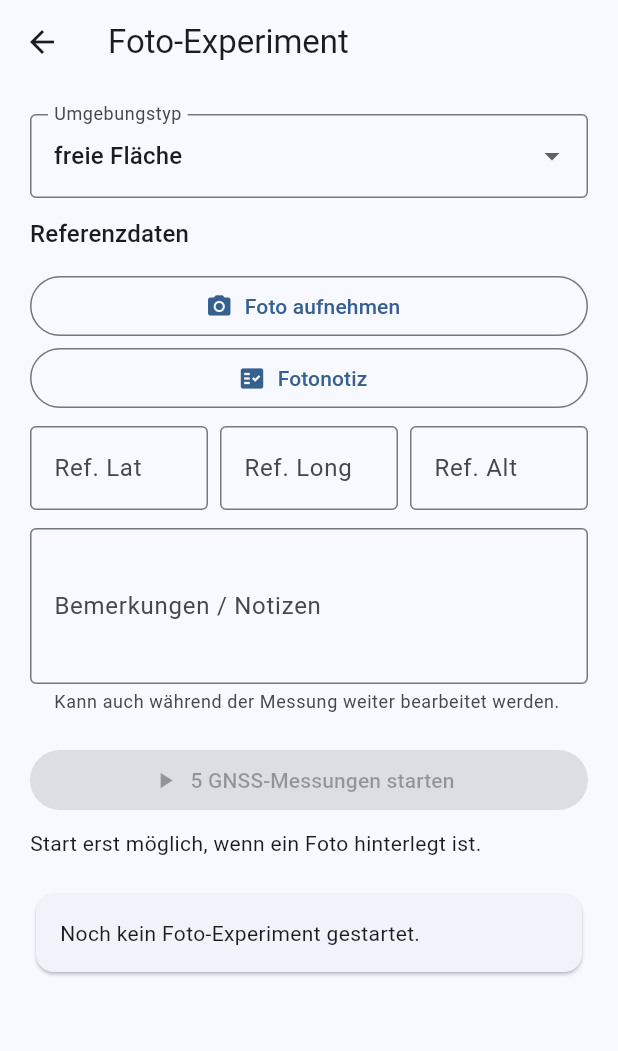
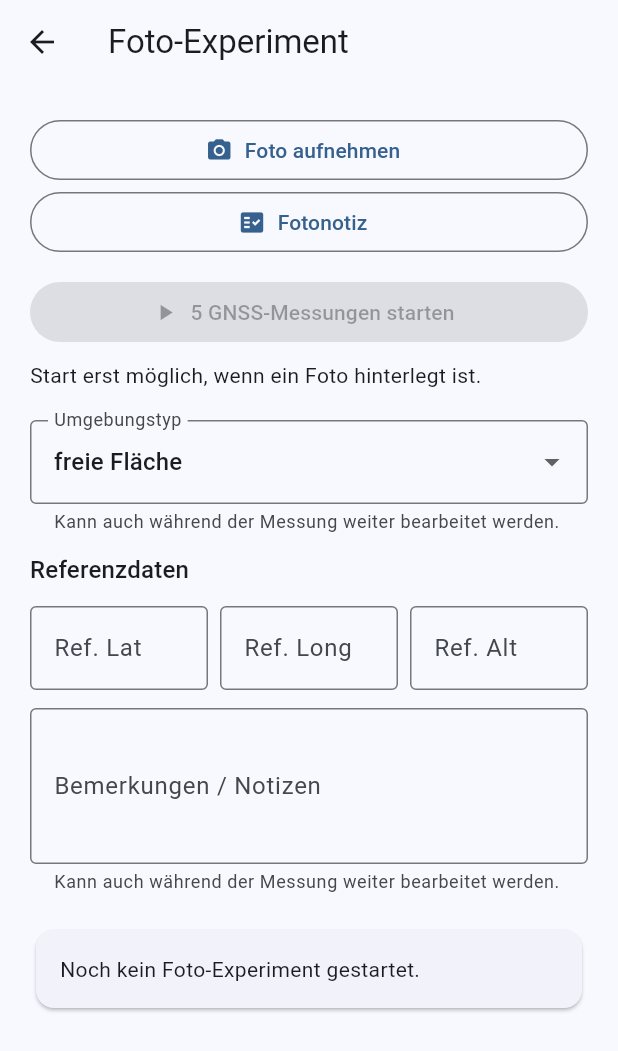
Before and after one commit to Cardostyle/GPS-Demo-Tool, a Flutter app: the PhotoExperimentPage screen opened directly, on a phone screen of 412 x 824 dp. Shown: the top 1051 px of the screen. Run offline on Flutter 3.47's test engine with Material 3 defaults, Android fonts, the phone set to English and light mode, and no system bars; our stand-ins replace device_info_plus, geolocator, image_picker, native_exif; missing offline and left inert: gnss_diagnostics, nmea_plugin.

Commit message:
rearranged buttons and usability

```diff
--- a/gps_demo_tool/lib/controller/gnss_auxiliary_data_controller.dart
+++ b/gps_demo_tool/lib/controller/gnss_auxiliary_data_controller.dart
@@ -154,7 +154,7 @@ class _MutableNmeaValues {
       vdop = message.vdop ?? vdop;
     } else if (message is GsvMessage) {
       final satellitesInView = message.satellitesInView;
-      if (satellitesInView != null && satellitesInView > 0) {
+      if (satellitesInView > 0) {
         visibleSatellites = satellitesInView;
       }
       for (final satellite in message.satellites) {
--- a/gps_demo_tool/lib/pages/photo_experiment_page.dart
+++ b/gps_demo_tool/lib/pages/photo_experiment_page.dart
@@ -59,6 +59,7 @@ class _PhotoExperimentPageState extends State<PhotoExperimentPage> {
     try {
       final record = await controller.runPhotoExperiment(
         environmentType: environmentType,
+        readCurrentEnvironmentType: () => environmentType,
         photo: selectedPhoto,
         referencePhoto: referencePhoto,
         readCurrentNote: () => noteController.text,
@@ -124,35 +125,6 @@ class _PhotoExperimentPageState extends State<PhotoExperimentPage> {
           child: Column(
             crossAxisAlignment: CrossAxisAlignment.stretch,
             children: [
-              DropdownButtonFormField<EnvironmentType>(
-                value: environmentType,
-                decoration: const InputDecoration(
-                  labelText: 'Umgebungstyp',
-                  border: OutlineInputBorder(),
-                ),
-                items: EnvironmentType.values
-                    .map(
-                      (type) => DropdownMenuItem(
-                        value: type,
-                        child: Text(type.label),
-                      ),
-                    )
-                    .toList(),
-                onChanged: isRunning
-                    ? null
-                    : (value) {
-                        if (value != null) {
-                          setState(() => environmentType = value);
-                        }
-                      },
-              ),
-              const SizedBox(height: 12),
-              Text(
-                'Referenzdaten',
-                style: Theme.of(context).textTheme.titleMedium,
-              ),
-
-              const SizedBox(height: 12),
               OutlinedButton.icon(
                 onPressed: isRunning ? null : takePhoto,
                 icon: const Icon(Icons.photo_camera),
@@ -165,7 +137,44 @@ class _PhotoExperimentPageState extends State<PhotoExperimentPage> {
                     ? 'Fotonotiz'
                     : 'Fotonotiz ersetzen'),
               ),
-              const SizedBox(height: 8),
+              const SizedBox(height: 12),
+              ElevatedButton.icon(
+                onPressed: canStart ? startExperiment : null,
+                icon: const Icon(Icons.play_arrow),
+                label: const Text('5 GNSS-Messungen starten'),
+              ),
+              if (photo == null && !isRunning) ...[
+                const SizedBox(height: 8),
+                const Text('Start erst möglich, wenn ein Foto hinterlegt ist.'),
+              ],
+              const SizedBox(height: 20),
+              DropdownButtonFormField<EnvironmentType>(
+                value: environmentType,
+                decoration: const InputDecoration(
+                  labelText: 'Umgebungstyp',
+                  helperText: 'Kann auch während der Messung weiter bearbeitet werden.',
+                  border: OutlineInputBorder(),
+                ),
+                items: EnvironmentType.values
+                    .map(
+                      (type) => DropdownMenuItem(
+                        value: type,
+                        child: Text(type.label),
+                      ),
+                    )
+                    .toList(),
+                onChanged: (value) {
+                  if (value != null) {
+                    setState(() => environmentType = value);
+                  }
+                },
+              ),
+              const SizedBox(height: 12),
+              Text(
+                'Referenzdaten',
+                style: Theme.of(context).textTheme.titleMedium,
+              ),
+              const SizedBox(height: 12),
               Row(
                 children: [
                   Expanded(
@@ -214,16 +223,6 @@ class _PhotoExperimentPageState extends State<PhotoExperimentPage> {
                 ),
               ),
               const SizedBox(height: 20),
-              ElevatedButton.icon(
-                onPressed: canStart ? startExperiment : null,
-                icon: const Icon(Icons.play_arrow),
-                label: const Text('5 GNSS-Messungen starten'),
-              ),
-              if (photo == null && !isRunning) ...[
-                const SizedBox(height: 8),
-                const Text('Start erst möglich, wenn ein Foto hinterlegt ist.'),
-              ],
-              const SizedBox(height: 20),
               Card(
                 child: Padding(
                   padding: const EdgeInsets.all(16),
```
Also changed, not shown: gps_demo_tool/lib/controller/photo_experiment_controller.dart (+5 -2 lines).
